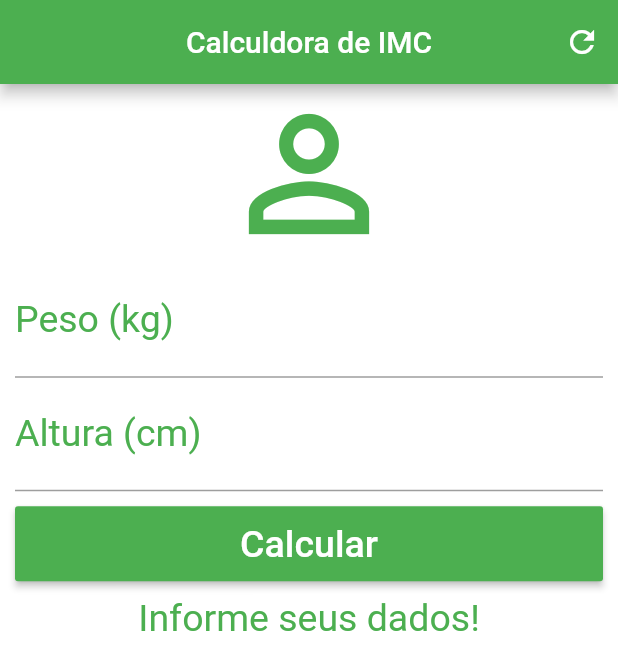
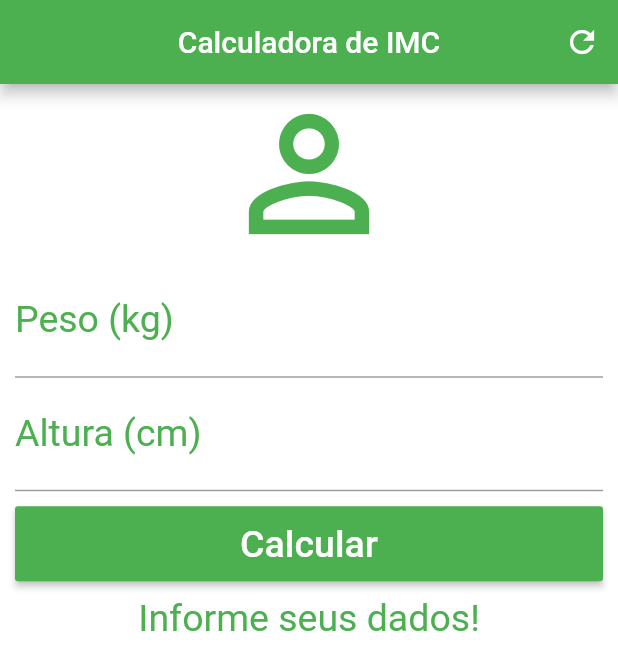
Before and after one commit to rcoproc/flutter_calculadora_imc, a Flutter app: the screen it shows after launch, on a phone screen of 412 x 824 dp. Shown: the top 670 px of the screen. Run offline on Flutter 3.47's test engine with Material 2 defaults, Android fonts, the phone set to English and light mode, and no system bars.

Commit message:
Ajustes nos textos e no README.

```diff
--- a/lib/main.dart
+++ b/lib/main.dart
@@ -52,7 +52,7 @@ class _HomeState extends State<Home> {
   Widget build(BuildContext context) {
     return Scaffold(
         appBar: AppBar(
-          title: Text("Calculdora de IMC"),
+          title: Text("Calculadora de IMC"),
           centerTitle: true,
           backgroundColor: Colors.green,
           actions: <Widget>[
```
Also changed, not shown: images/calculadora_tela1.jpeg (added), images/calculadora_tela2.jpeg (added), 1 other file.
